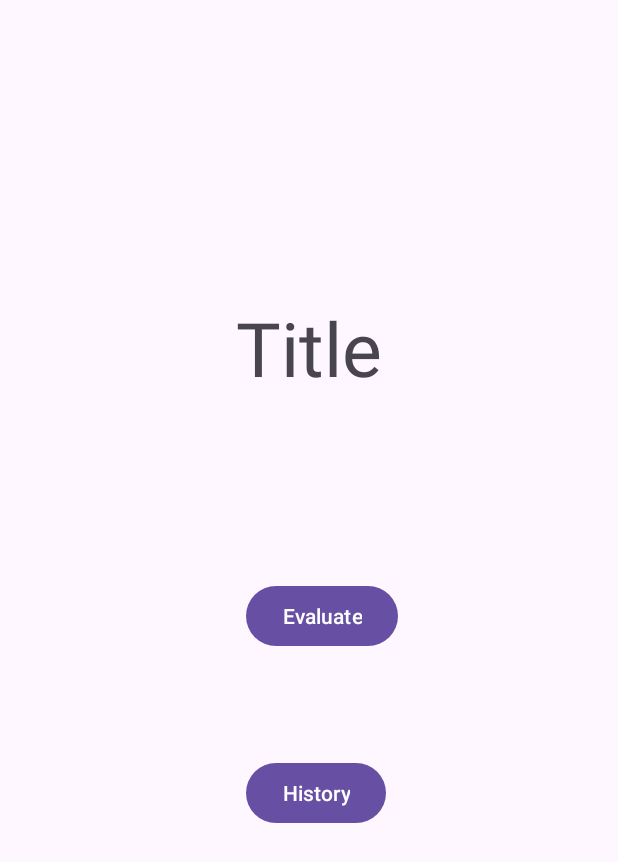
After one commit to stk1201/ChumChumEvaluation, an Android app: the HomeActivity screen opened directly, with no data from a screen before it, on a phone screen of 412 x 824 dp. The commit adds this screen. Shown: the top 862 px of the screen. Run offline under Robolectric (Android 15) with nearby library versions, the phone set to English and light mode, and no system bars.

Commit message:
評価と履歴へのそれぞれの画面遷移

```diff
--- a/app/build.gradle.kts
+++ b/app/build.gradle.kts
@@ -4,12 +4,12 @@ plugins {
 
 android {
     namespace = "jp.ac.ritsumei.ise.phy.exp2is0667fe.danceevaluation"
-    compileSdk = 33
+    compileSdk = 34
 
     defaultConfig {
         applicationId = "jp.ac.ritsumei.ise.phy.exp2is0667fe.danceevaluation"
         minSdk = 24
-        targetSdk = 33
+        targetSdk = 34
         versionCode = 1
         versionName = "1.0"
 
--- /dev/null
+++ b/app/src/main/java/jp/ac/ritsumei/ise/phy/exp2is0667fe/danceevaluation/HomeActivity.java
@@ -0,0 +1,27 @@
+package jp.ac.ritsumei.ise.phy.exp2is0667fe.danceevaluation;
+
+import android.content.Intent;
+import android.os.Bundle;
+import android.view.View;
+
+import androidx.appcompat.app.AppCompatActivity;
+
+public class HomeActivity extends AppCompatActivity {
+    @Override
+    protected void onCreate(Bundle savedInstanceState) {
+        super.onCreate(savedInstanceState);
+        setContentView(R.layout.activity_home);
+    }
+
+    //アップロード画面に遷移
+    public void onEvaluateButtonTapped(View view) {
+        Intent intent = new Intent(this, UploadingActivity.class);
+        startActivity(intent);
+    }
+
+    //履歴画面に遷移
+    public void onHistoryButtonTapped(View view) {
+        Intent intent = new Intent(this, HistoryActivity.class);
+        startActivity(intent);
+    }
+}
--- /dev/null
+++ b/app/src/main/res/layout/activity_home.xml
@@ -0,0 +1,51 @@
+<?xml version="1.0" encoding="utf-8"?>
+<androidx.constraintlayout.widget.ConstraintLayout xmlns:android="http://schemas.android.com/apk/res/android"
+    xmlns:app="http://schemas.android.com/apk/res-auto"
+    xmlns:tools="http://schemas.android.com/tools"
+    android:layout_width="match_parent"
+    android:layout_height="match_parent"
+    tools:context=".HomeActivity">
+
+    <TextView
+        android:id="@+id/textView"
+        android:layout_width="wrap_content"
+        android:layout_height="wrap_content"
+        android:text="Title"
+        android:textSize="50sp"
+        app:layout_constraintBottom_toBottomOf="parent"
+        app:layout_constraintEnd_toEndOf="parent"
+        app:layout_constraintStart_toStartOf="parent"
+        app:layout_constraintTop_toTopOf="parent"
+        app:layout_constraintVertical_bias="0.262" />
+
+    <Button
+        android:id="@+id/button"
+        android:layout_width="wrap_content"
+        android:layout_height="wrap_content"
+        android:layout_marginStart="163dp"
+        android:layout_marginTop="108dp"
+        android:layout_marginEnd="146dp"
+        android:layout_marginBottom="28dp"
+        android:onClick="onEvaluateButtonTapped"
+        android:text="Evaluate"
+        app:layout_constraintBottom_toTopOf="@+id/button2"
+        app:layout_constraintEnd_toEndOf="parent"
+        app:layout_constraintStart_toStartOf="parent"
+        app:layout_constraintTop_toBottomOf="@+id/textView" />
+
+    <Button
+        android:id="@+id/button2"
+        android:layout_width="wrap_content"
+        android:layout_height="wrap_content"
+        android:layout_marginStart="163dp"
+        android:layout_marginTop="28dp"
+        android:layout_marginEnd="154dp"
+        android:layout_marginBottom="258dp"
+        android:onClick="onHistoryButtonTapped"
+        android:text="History"
+        app:layout_constraintBottom_toBottomOf="parent"
+        app:layout_constraintEnd_toEndOf="parent"
+        app:layout_constraintStart_toStartOf="parent"
+        app:layout_constraintTop_toBottomOf="@+id/button" />
+
+</androidx.constraintlayout.widget.ConstraintLayout>
```
Also changed, not shown: app/src/main/AndroidManifest.xml (+9 -0 lines), app/src/main/java/jp/ac/ritsumei/ise/phy/exp2is0667fe/danceevaluation/HistoryActivity.java (added, +14 -0 lines), app/src/main/java/jp/ac/ritsumei/ise/phy/exp2is0667fe/danceevaluation/MainActivity.java (+11 -0 lines), app/src/main/java/jp/ac/ritsumei/ise/phy/exp2is0667fe/danceevaluation/UploadingActivity.java (added, +14 -0 lines), app/src/main/res/layout/activity_history.xml (added, +9 -0 lines), app/src/main/res/layout/activity_main.xml (+8 -3 lines), app/src/main/res/layout/activity_uploading.xml (added, +9 -0 lines).
